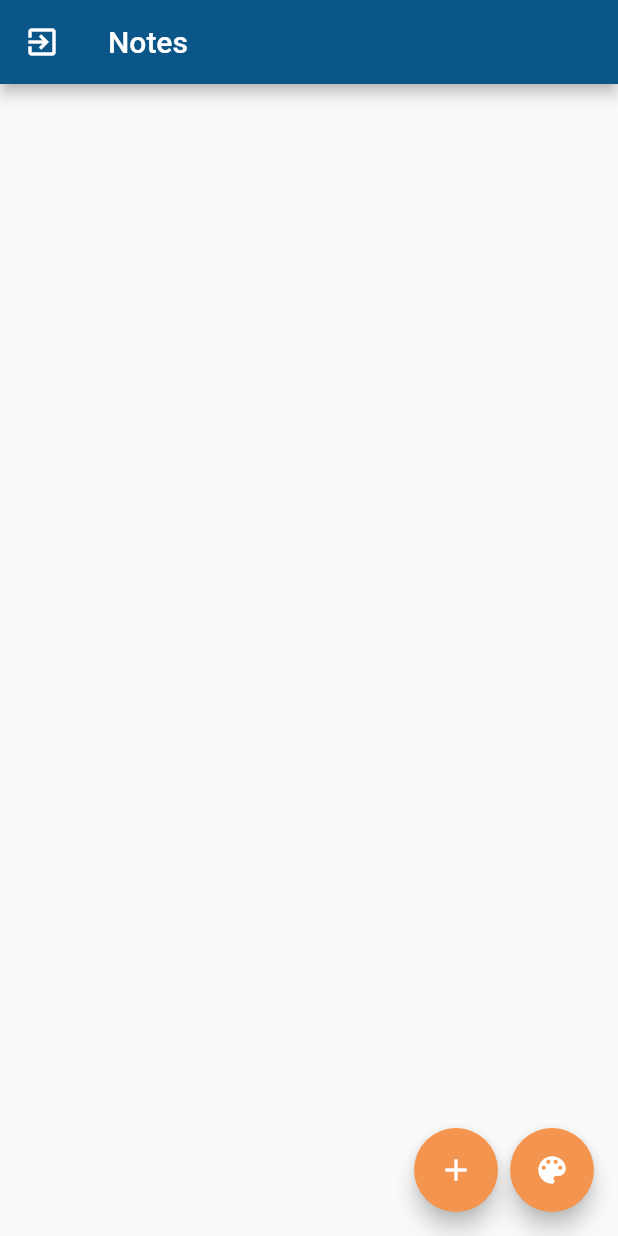
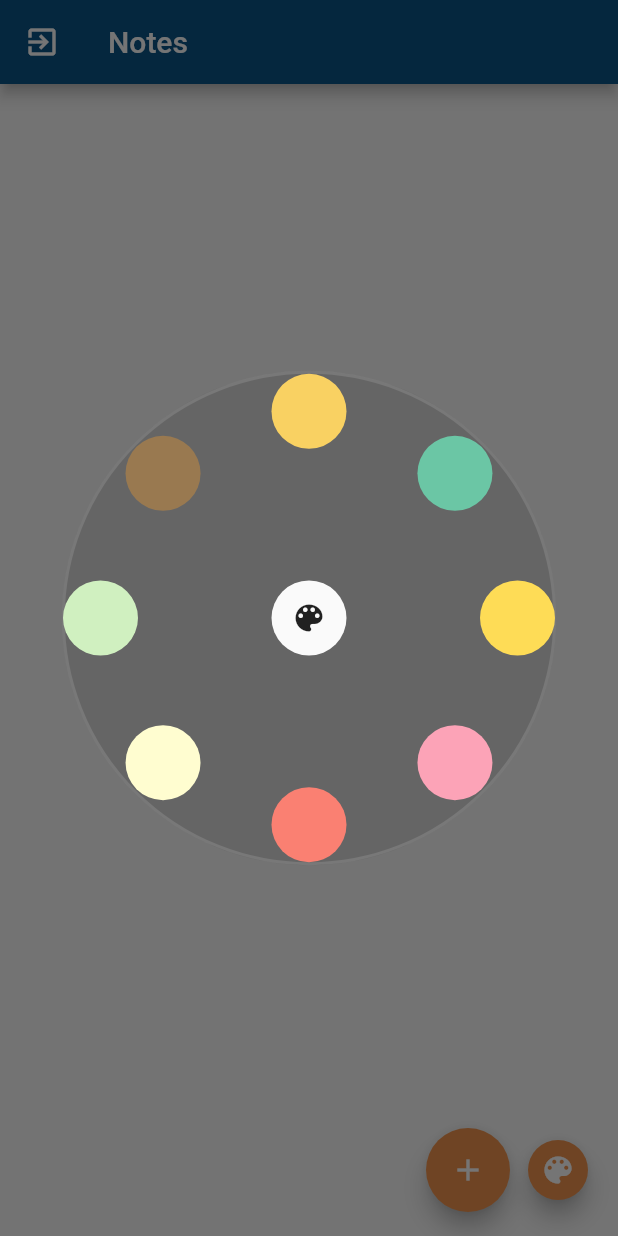
Before and after one commit to Numka/DDD_app, a Flutter app: the NotesOverviewPage screen opened by its route, after a tap on the "color lens" icon, on a phone screen of 412 x 824 dp. Run offline on Flutter 3.47's test engine with Material 2 defaults, Android fonts, the phone set to English and light mode, and no system bars; our stand-ins replace auto_route, bloc, cloud_firestore, dartz, firebase_auth, firebase_core and 6 more; accounts and stored records are empty.

Commit message:
Added color_picker to filter notes

```diff
--- a/lib/application/notes/notes_watcher/notes_watcher_event.dart
+++ b/lib/application/notes/notes_watcher/notes_watcher_event.dart
@@ -3,6 +3,8 @@ part of 'notes_watcher_bloc.dart';
 @freezed
 class NotesWatcherEvent with _$NotesWatcherEvent {
   const factory NotesWatcherEvent.startedWatching() = StartedWatching;
+  const factory NotesWatcherEvent.startedWatchingFilteredByColor(Color color) =
+      StartedWatchingFilteredByColor;
   const factory NotesWatcherEvent.notesRecieved(
       Either<NoteFailure, List<NoteEntity>> failureOrnotes) = NotesRecieved;
 }
--- a/lib/domain/notes/i_notes_repository.dart
+++ b/lib/domain/notes/i_notes_repository.dart
@@ -1,10 +1,13 @@
 import 'package:dartz/dartz.dart';
+import 'package:flutter/material.dart';
 
 import 'note.dart';
 import 'notes_failure.dart';
 
 abstract class INoteRepository {
   Stream<Either<NoteFailure, List<NoteEntity>>> watchNotes();
+  Stream<Either<NoteFailure, List<NoteEntity>>> watchNotesFilteredByColor(
+      Color color);
   Future<Either<NoteFailure, Unit>> createNote(NoteEntity note);
   Future<Either<NoteFailure, Unit>> updateNote(NoteEntity note);
   Future<Either<NoteFailure, Unit>> deleteNote(NoteEntity note);
--- a/lib/domain/notes/value_objects.dart
+++ b/lib/domain/notes/value_objects.dart
@@ -33,7 +33,8 @@ class NoteColor extends ValueObject<Color> {
     Color(0xffd0f0c0), // tea
     Color(0xfffca3b7), // flamingo
     Color(0xff997950), // tortilla
-    Color(0xfffffdd0), // cream
+    Color(0xfffffdd0),
+    Color(0xff6bc6a5), // cream
   ];
 
   @override
--- a/lib/presentation/notes/notes_overview/notes_overview_page.dart
+++ b/lib/presentation/notes/notes_overview/notes_overview_page.dart
@@ -5,8 +5,10 @@ import 'package:flutter_bloc/flutter_bloc.dart';
 import '../../../application/auth/auth_bloc.dart';
 import '../../../application/notes/notes_actor/notes_actor_bloc.dart';
 import '../../../application/notes/notes_watcher/notes_watcher_bloc.dart';
+import '../../../domain/notes/value_objects.dart';
 import '../../../injection.dart';
 import '../../routes/router.dart';
+import 'widgets/color_picker.dart';
 import 'widgets/note_overview_body.dart';
 
 @RoutePage()
@@ -18,8 +20,7 @@ class NotesOverviewPage extends StatelessWidget {
     return MultiBlocProvider(
       providers: [
         BlocProvider<NotesWatcherBloc>(
-          create: (context) => getIt<NotesWatcherBloc>()
-            ..add(const NotesWatcherEvent.startedWatching()),
+          create: (context) => getIt<NotesWatcherBloc>()..add(const NotesWatcherEvent.startedWatching()),
         ),
         BlocProvider<NotesActorBloc>(
           create: (context) => getIt<NotesActorBloc>(),
@@ -59,7 +60,8 @@ class NotesOverviewPage extends StatelessWidget {
               },
             ),
           ),
-          floatingActionButton: Row(
+          floatingActionButton: Builder(builder: (context) {
+            return Row(
               mainAxisAlignment: MainAxisAlignment.end,
               children: [
                 FloatingActionButton(
@@ -76,18 +78,36 @@ class NotesOverviewPage extends StatelessWidget {
                 const SizedBox(
                   width: 8,
                 ),
-              FloatingActionButton(
+                FloatingActionButton.small(
                   heroTag: 'btn2',
-                onPressed: () {},
+                  onPressed: () {
+                    final notesWatcherBloc = context.read<NotesWatcherBloc>();
+                    _showColorPickerDialog(context, notesWatcherBloc);
+                  },
                   child: const Icon(
                     Icons.color_lens,
                   ),
                 ),
               ],
-          ),
+            );
+          }),
           body: const NotesOverviewBody(),
         ),
       ),
     );
   }
 }
+
+void _showColorPickerDialog(
+  BuildContext context,
+  NotesWatcherBloc notesWatcherBloc,
+) {
+  showDialog(
+    context: context,
+    builder: (context) {
+      return ColorPicker(
+        notesWatcherBloc: notesWatcherBloc,
+      );
+    },
+  );
+}
--- /dev/null
+++ b/lib/presentation/notes/notes_overview/widgets/color_picker.dart
@@ -0,0 +1,93 @@
+import 'package:flutter/material.dart';
+import 'package:flutter/src/widgets/framework.dart';
+import 'package:flutter/src/widgets/placeholder.dart';
+
+import '../../../../application/notes/notes_watcher/notes_watcher_bloc.dart';
+import '../../../../domain/notes/value_objects.dart';
+
+class ColorPicker extends StatefulWidget {
+  const ColorPicker({super.key, required this.notesWatcherBloc});
+
+  final NotesWatcherBloc notesWatcherBloc;
+
+  @override
+  State<ColorPicker> createState() => _ColorPickerState();
+}
+
+class _ColorPickerState extends State<ColorPicker> {
+  static double inset = 0.7;
+  final List<Alignment> aligmentsForDialog = [
+    Alignment.topCenter,
+    Alignment.bottomCenter,
+    Alignment.centerRight,
+    Alignment.centerLeft,
+    Alignment(inset, inset),
+    Alignment(-inset, -inset),
+    Alignment(-inset, inset),
+    Alignment(inset, -inset),
+  ];
+
+  @override
+  Widget build(BuildContext context) {
+    return Dialog(
+      backgroundColor: Colors.transparent,
+      shadowColor: Colors.transparent,
+      alignment: Alignment.center,
+      child: Container(
+        height: MediaQuery.of(context).size.height / 2.5,
+        width: MediaQuery.of(context).size.height * 0.8,
+        decoration: BoxDecoration(
+          color: Colors.black12,
+          shape: BoxShape.circle,
+          border: Border.all(color: Colors.white12, width: 2),
+        ),
+        child: Stack(
+          fit: StackFit.passthrough,
+          children: [
+            ...aligmentsForDialog.map((element) {
+              final int itemIndex = aligmentsForDialog.indexOf(element);
+              final Color itemColor = NoteColor.predefinedColors[itemIndex];
+              return Align(
+                alignment: element,
+                child: GestureDetector(
+                  onTap: () {
+                    widget.notesWatcherBloc.add(
+                      NotesWatcherEvent.startedWatchingFilteredByColor(
+                          itemColor),
+                    );
+                    Navigator.pop(context);
+                  },
+                  child: Material(
+                    color: itemColor,
+                    shape: const CircleBorder(),
+                    child: const SizedBox(
+                      width: 50,
+                      height: 50,
+                    ),
+                  ),
+                ),
+              );
+            }),
+            Align(
+              child: GestureDetector(
+                onTap: () {
+                  widget.notesWatcherBloc
+                      .add(const NotesWatcherEvent.startedWatching());
+                  Navigator.pop(context);
+                },
+                child: const Material(
+                  shape: CircleBorder(),
+                  child: SizedBox(
+                    width: 50,
+                    height: 50,
+                    child: Icon(Icons.color_lens),
+                  ),
+                ),
+              ),
+            ),
+          ],
+        ),
+      ),
+    );
+  }
+}
```
Also changed, not shown: lib/application/notes/notes_watcher/notes_watcher_bloc.dart (+11 -0 lines), lib/infrastructure/notes/notes_repository.dart (+29 -0 lines), lib/application/notes/notes_watcher/notes_watcher_bloc.freezed.dart, lib/injection.config.dart. Lines whose indentation alone changed are shown as unchanged.
